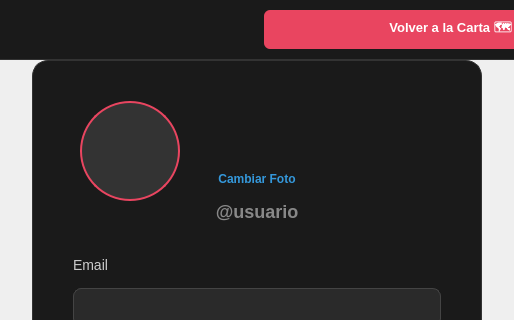
The window that Ihm_Trabajo/views/profileview.ui (rcasmar2/Ihm_Trabajo) describes before a commit, drawn with Qt 5; both pictures show x 143 to 657 and y 0 to 320 of the 800 by 617 pixel window.
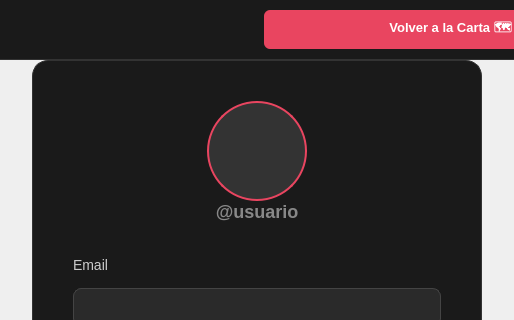
The same window after the commit.

Commit message: Añadidos botones más bonitos para ventana de tests + quitada barra gris en medio de la foto de ventana de editar usuario + correcto guardado de usuarios en la bbdd del fichero.sqlite

Patch:
```diff
--- a/Ihm_Trabajo/views/profileview.ui
+++ b/Ihm_Trabajo/views/profileview.ui
@@ -176,16 +176,6 @@
                 <property name="alignment"><set>Qt::AlignCenter</set></property>
                </widget>
              </item>
-             <item>
-               <widget class="QPushButton" name="changeAvatarButton">
-                <property name="text"><string>Cambiar Foto</string></property>
-                <property name="cursor"><cursorShape>PointingHandCursor</cursorShape></property>
-                <property name="flat"><bool>true</bool></property>
-                <property name="styleSheet">
-                 <string>color: #3498db; font-weight: bold; font-size: 12px; border: none; margin-top: 5px;</string>
-                </property>
-               </widget>
-             </item>
            </layout>
           </item>
           <item>
```
The commit also changes 6 other files.
